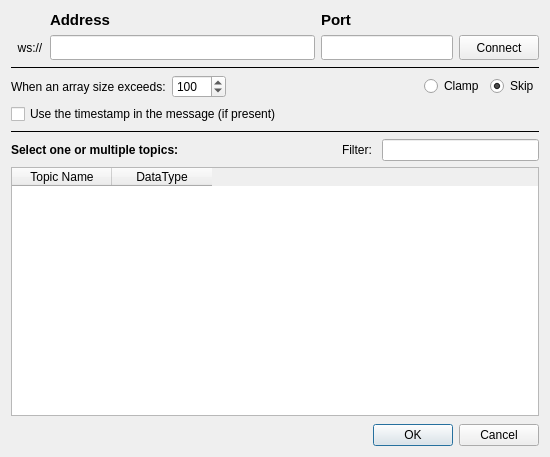
Before: the Qt Designer form data_stream_pj_bridge/websocket_client.ui in PlotJuggler/pj-official-plugins, drawn with Qt 5.
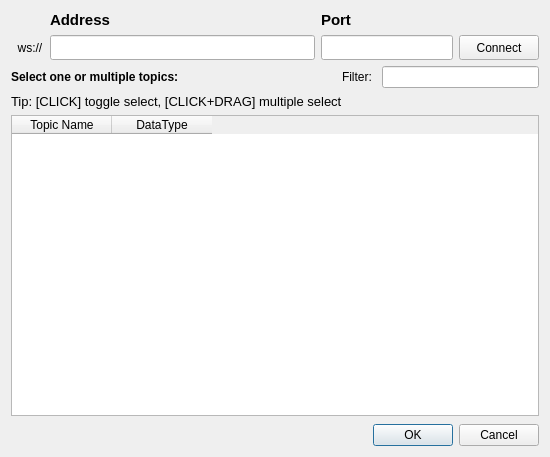
After: the same form once the commit is applied.

Commit message: feat(pj_bridge): clone PJ3 websocket client dialog layout

```diff
--- a/data_stream_pj_bridge/websocket_client.ui
+++ b/data_stream_pj_bridge/websocket_client.ui
@@ -107,87 +107,6 @@
      </item>
     </layout>
    </item>
-   <item>
-    <widget class="Line" name="line">
-     <property name="frameShadow">
-      <enum>QFrame::Plain</enum>
-     </property>
-     <property name="orientation">
-      <enum>Qt::Horizontal</enum>
-     </property>
-    </widget>
-   </item>
-   <item>
-    <layout class="QHBoxLayout" name="parserOptionsLayout">
-     <item>
-      <widget class="QLabel" name="labelArraySize">
-       <property name="text">
-        <string>When an array size exceeds:</string>
-       </property>
-      </widget>
-     </item>
-     <item>
-      <widget class="QSpinBox" name="spinBoxArraySize">
-       <property name="minimum">
-        <number>0</number>
-       </property>
-       <property name="maximum">
-        <number>9999</number>
-       </property>
-       <property name="value">
-        <number>100</number>
-       </property>
-      </widget>
-     </item>
-     <item>
-      <spacer name="parserOptionsSpacer">
-       <property name="orientation">
-        <enum>Qt::Horizontal</enum>
-       </property>
-       <property name="sizeHint" stdset="0">
-        <size>
-         <width>40</width>
-         <height>20</height>
-        </size>
-       </property>
-      </spacer>
-     </item>
-     <item>
-      <widget class="QRadioButton" name="radioClamp">
-       <property name="text">
-        <string>Clamp</string>
-       </property>
-      </widget>
-     </item>
-     <item>
-      <widget class="QRadioButton" name="radioSkip">
-       <property name="text">
-        <string>Skip</string>
-       </property>
-       <property name="checked">
-        <bool>true</bool>
-       </property>
-      </widget>
-     </item>
-    </layout>
-   </item>
-   <item>
-    <widget class="QCheckBox" name="checkBoxUseTimestamp">
-     <property name="text">
-      <string>Use the timestamp in the message (if present)</string>
-     </property>
-    </widget>
-   </item>
-   <item>
-    <widget class="Line" name="line_2">
-     <property name="frameShadow">
-      <enum>QFrame::Plain</enum>
-     </property>
-     <property name="orientation">
-      <enum>Qt::Horizontal</enum>
-     </property>
-    </widget>
-   </item>
    <item>
     <layout class="QHBoxLayout" name="horizontalLayout_5">
      <item>
@@ -238,6 +157,18 @@
      </item>
     </layout>
    </item>
+   <item>
+    <widget class="QLabel" name="label_5">
+     <property name="font">
+      <font>
+       <pointsize>10</pointsize>
+      </font>
+     </property>
+     <property name="text">
+      <string>Tip: [CLICK] toggle select, [CLICK+DRAG] multiple select</string>
+     </property>
+    </widget>
+   </item>
    <item>
     <widget class="QTableWidget" name="topicsList">
      <property name="selectionMode">
```
Left out of the diff: 2 changed lines with no effect on the pictures. The commit also changes 1 other file.
